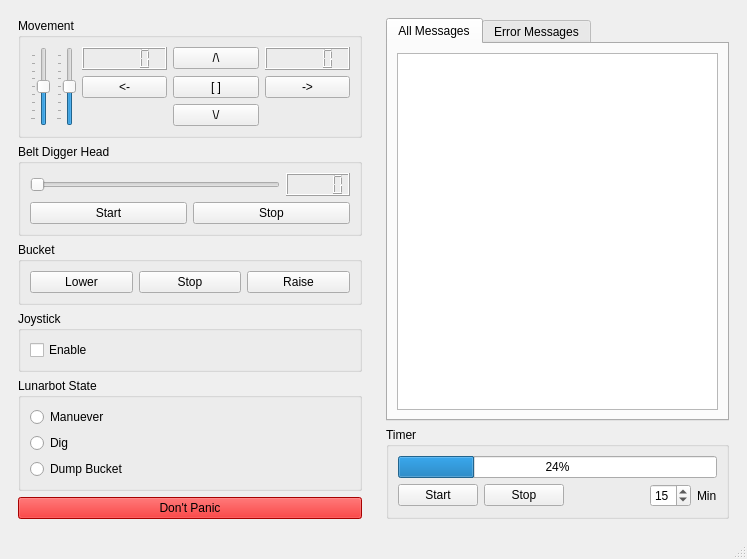
Before: the Qt Designer form gui/main.ui in Chingzilla/msu_lunabot_controller, drawn with Qt 5.
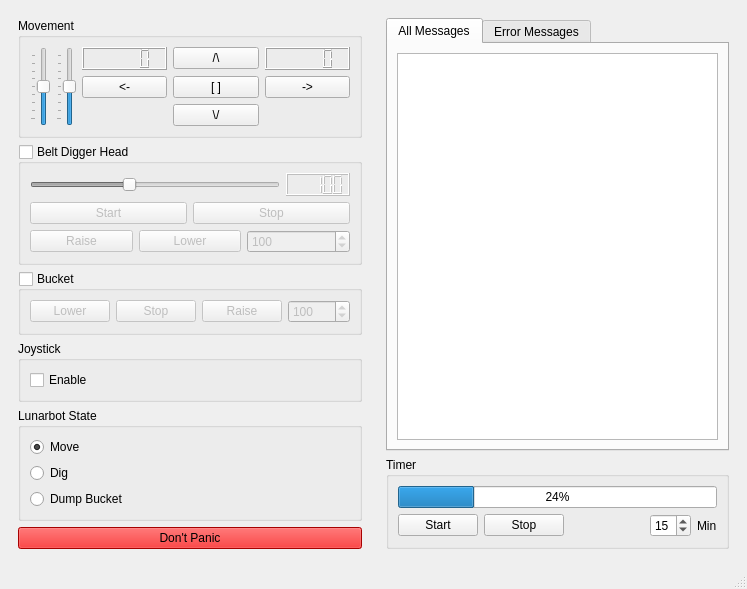
After: the same form once the commit is applied.

Commit message: Added required buttons and speed selectors for missed commands - connected

```diff
--- a/gui/main.ui
+++ b/gui/main.ui
@@ -7,7 +7,7 @@
     <x>0</x>
     <y>0</y>
     <width>747</width>
-    <height>537</height>
+    <height>586</height>
    </rect>
   </property>
   <property name="maximumSize">
@@ -157,6 +157,12 @@
          <property name="title">
           <string>Belt Digger Head</string>
          </property>
+         <property name="checkable">
+          <bool>true</bool>
+         </property>
+         <property name="checked">
+          <bool>false</bool>
+         </property>
          <layout class="QVBoxLayout" name="verticalLayout">
           <item>
            <layout class="QHBoxLayout" name="horizontalLayout_4">
@@ -168,13 +174,20 @@
               <property name="maximum">
                <number>255</number>
               </property>
+              <property name="value">
+               <number>100</number>
+              </property>
               <property name="orientation">
                <enum>Qt::Horizontal</enum>
               </property>
              </widget>
             </item>
             <item>
-             <widget class="QLCDNumber" name="lcd_belt_speed"/>
+             <widget class="QLCDNumber" name="lcd_belt_speed">
+              <property name="intValue" stdset="0">
+               <number>100</number>
+              </property>
+             </widget>
             </item>
            </layout>
           </item>
@@ -196,6 +209,34 @@
             </item>
            </layout>
           </item>
+          <item>
+           <layout class="QHBoxLayout" name="horizontalLayout_3">
+            <item>
+             <widget class="QPushButton" name="button_belt_raise">
+              <property name="text">
+               <string>Raise</string>
+              </property>
+             </widget>
+            </item>
+            <item>
+             <widget class="QPushButton" name="button_belt_lower">
+              <property name="text">
+               <string>Lower</string>
+              </property>
+             </widget>
+            </item>
+            <item>
+             <widget class="QSpinBox" name="spinbox_belt_raise_speed">
+              <property name="maximum">
+               <number>255</number>
+              </property>
+              <property name="value">
+               <number>100</number>
+              </property>
+             </widget>
+            </item>
+           </layout>
+          </item>
          </layout>
         </widget>
        </item>
@@ -204,6 +245,12 @@
          <property name="title">
           <string>Bucket</string>
          </property>
+         <property name="checkable">
+          <bool>true</bool>
+         </property>
+         <property name="checked">
+          <bool>false</bool>
+         </property>
          <layout class="QHBoxLayout" name="horizontalLayout_2">
           <item>
            <widget class="QPushButton" name="button_bucket_down">
@@ -226,6 +273,19 @@
             </property>
            </widget>
           </item>
+          <item>
+           <widget class="QSpinBox" name="spinbox_bucket_speed">
+            <property name="contextMenuPolicy">
+             <enum>Qt::NoContextMenu</enum>
+            </property>
+            <property name="maximum">
+             <number>255</number>
+            </property>
+            <property name="value">
+             <number>100</number>
+            </property>
+           </widget>
+          </item>
          </layout>
         </widget>
        </item>
@@ -254,7 +314,10 @@
           <item>
            <widget class="QRadioButton" name="radio_state_move">
             <property name="text">
-             <string>Manuever</string>
+             <string>Move</string>
+            </property>
+            <property name="checked">
+             <bool>true</bool>
             </property>
            </widget>
           </item>
@@ -263,6 +326,9 @@
             <property name="text">
              <string>Dig</string>
             </property>
+            <property name="checked">
+             <bool>false</bool>
+            </property>
            </widget>
           </item>
           <item>
```
The commit also changes 2 other files.
